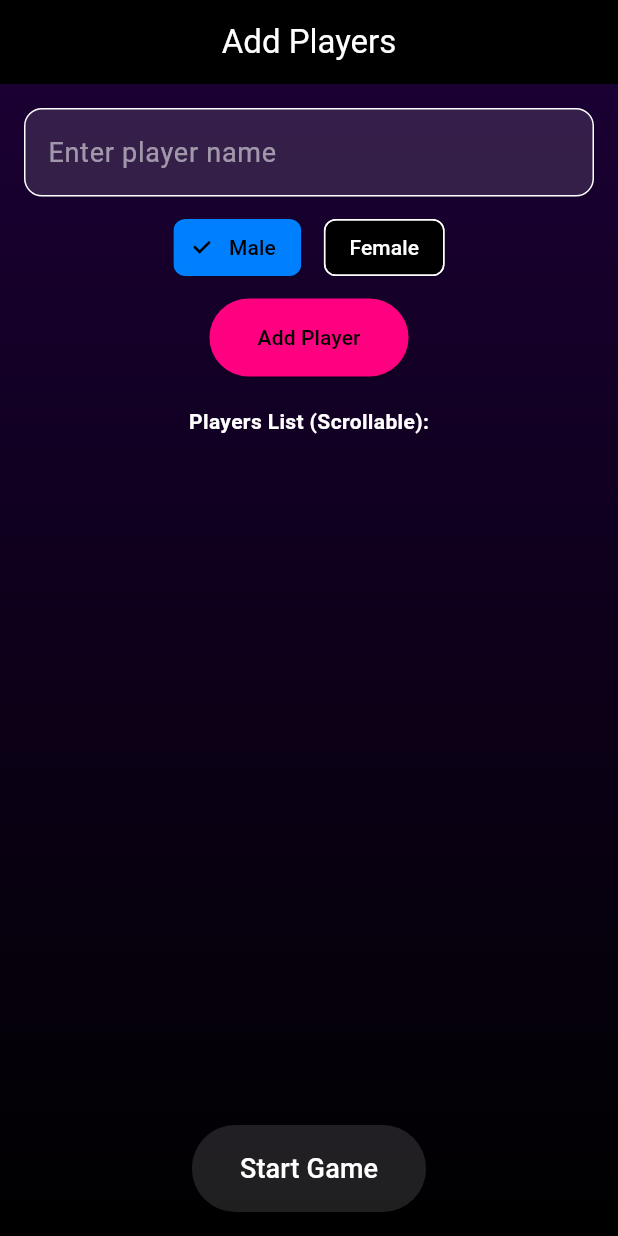
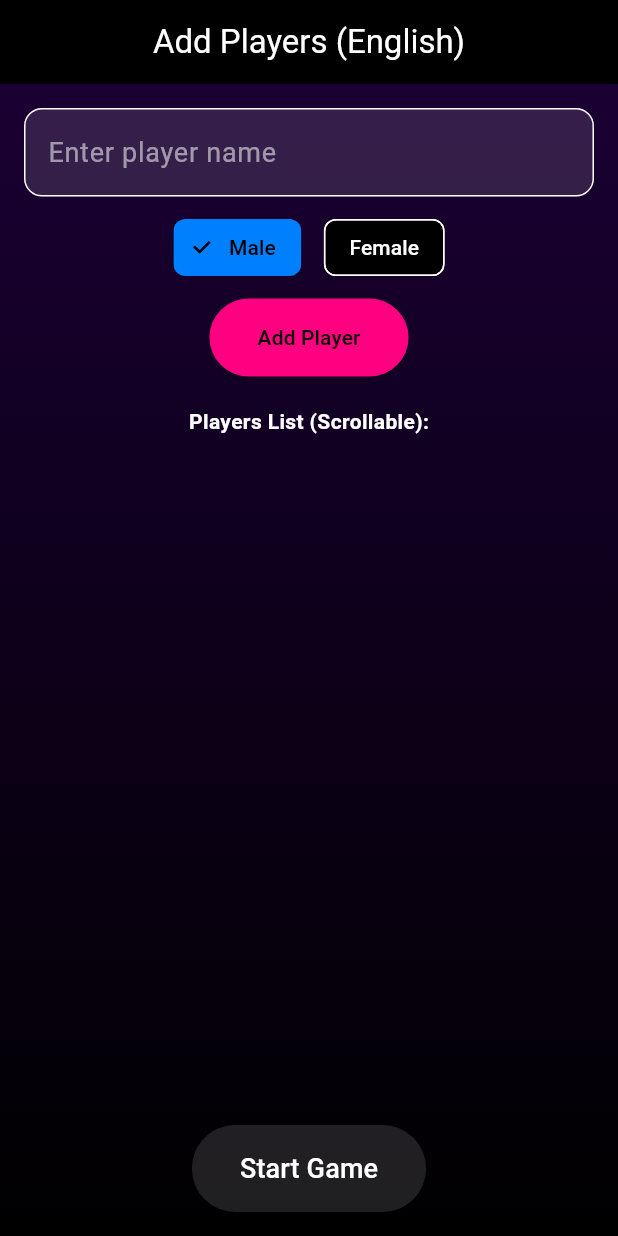
Before and after one commit to camaradeniyonizeye-ship-it/-truth-or-dare, a Flutter app: the PlayerSetupScreen screen opened directly with empty values, on a phone screen of 412 x 824 dp. Run offline on Flutter 3.47's test engine with Material 3 defaults, Android fonts, the phone set to English and light mode, and no system bars; our stand-ins replace audioplayers, shared_preferences; accounts and stored records are empty.

Commit message:
Add language support to PlayerSetupScreen
Added an optional language parameter to the PlayerSetupScreen widget and updated the app bar title to reflect the selected language.

```diff
--- a/lib/screens/player_setup_screen.dart
+++ b/lib/screens/player_setup_screen.dart
@@ -3,9 +3,14 @@ import 'package:shared_preferences/shared_preferences.dart';
 import '../models/player.dart';
 
 class PlayerSetupScreen extends StatefulWidget {
+  final String? language;
   final Function(List<Player>) onPlayersReady;
 
-  const PlayerSetupScreen({super.key, required this.onPlayersReady});
+  const PlayerSetupScreen({
+    super.key,
+    this.language,
+    required this.onPlayersReady,
+  });
 
   @override
   State<PlayerSetupScreen> createState() => _PlayerSetupScreenState();
@@ -60,7 +65,7 @@ class _PlayerSetupScreenState extends State<PlayerSetupScreen> {
   @override
   Widget build(BuildContext context) {
     return Scaffold(
-      appBar: AppBar(title: const Text('Add Players')),
+      appBar: AppBar(title: Text('Add Players (${widget.language ?? "English"})')),
       body: Container(
         padding: const EdgeInsets.all(16),
         decoration: const BoxDecoration(
```
